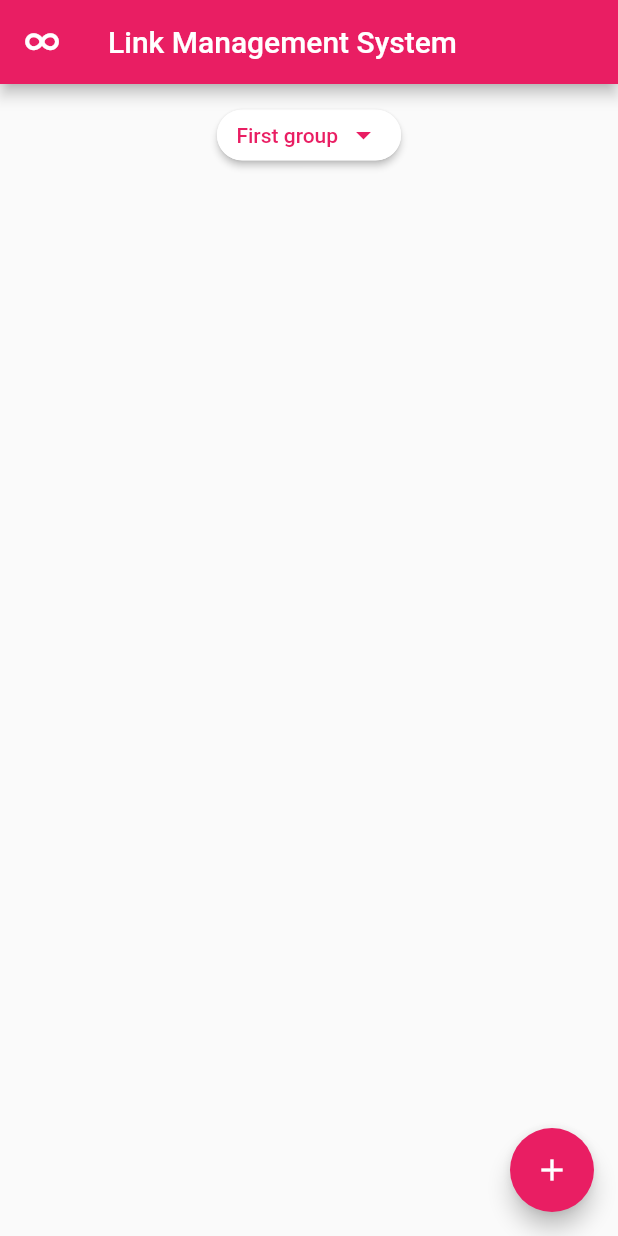
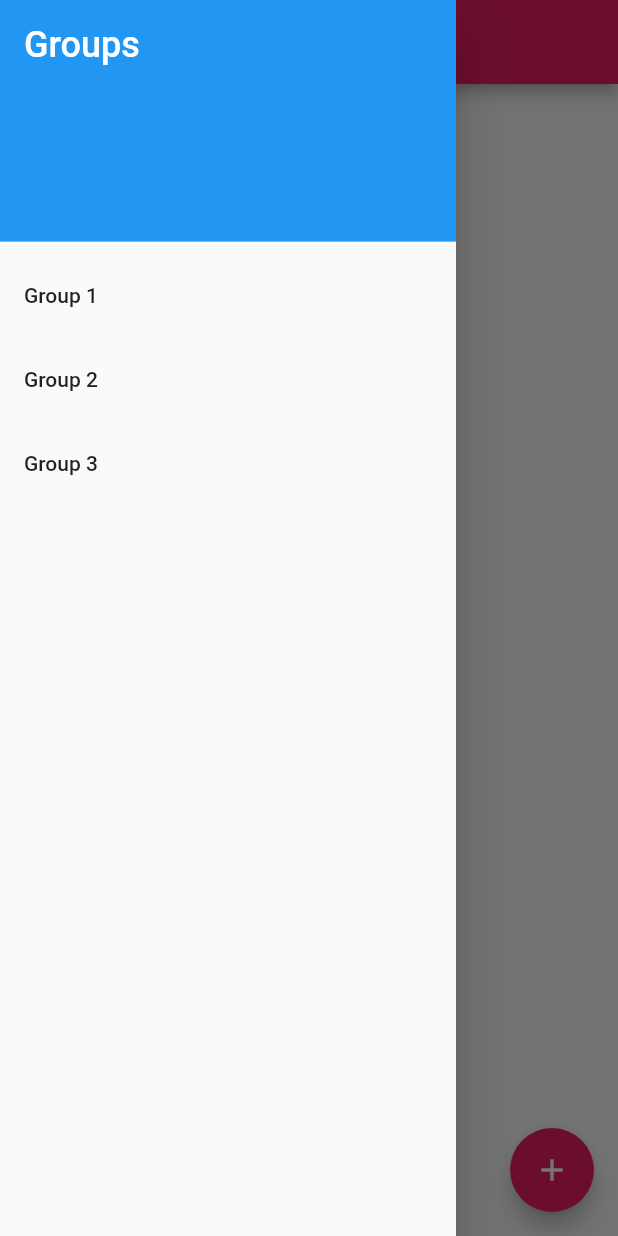
Before and after one commit to kekko7072/lms, a Flutter app: the screen it shows after launch, with the side drawer open (before the commit the screen has no drawer), on a phone screen of 412 x 824 dp. Run offline on Flutter 3.47's test engine with Material 2 defaults, Android fonts, the phone set to English and light mode, and no system bars; our stand-ins replace flutter_easyloading, package_info_plus, shared_preferences, sqflite_common, sqflite_common_ffi; missing offline and left inert: about, auto_updater; accounts and stored records are empty.

Commit message:
Implemented better UI for organization of GROUP.

```diff
--- a/lib/interfaces/add_widget.dart
+++ b/lib/interfaces/add_widget.dart
@@ -85,27 +85,6 @@ class _AddWidgetState extends State<AddWidget> {
             ),
             const SizedBox(height: 10),
           ] else ...[
-            Wrap(
-              alignment: WrapAlignment.spaceEvenly,
-              children: [
-                for (Group group in widget.appData.groups) ...[
-                  ActionChip(
-                    elevation: 2.0,
-                    padding: const EdgeInsets.all(5.0),
-                    label: Text(
-                      group.title,
-                      style: TextStyle(
-                          color:
-                              groupId == group.id ? Colors.white : Colors.pink),
-                    ),
-                    onPressed: () => setState(() => groupId = group.id),
-                    backgroundColor:
-                        groupId == group.id ? Colors.pink : Colors.white,
-                  ),
-                ]
-              ],
-            ),
-            const SizedBox(height: 10),
             Row(
               mainAxisAlignment: MainAxisAlignment.spaceEvenly,
               children: [
@@ -178,6 +157,30 @@ class _AddWidgetState extends State<AddWidget> {
               maxLines: linkType == LinkType.code ? 5 : 2,
               onChanged: (value) => url = value,
             ),
+            const Padding(
+              padding: EdgeInsets.symmetric(vertical: 15.0),
+              child: Divider(),
+            ),
+            Wrap(
+              alignment: WrapAlignment.spaceEvenly,
+              children: [
+                for (Group group in widget.appData.groups) ...[
+                  ActionChip(
+                    elevation: 2.0,
+                    padding: const EdgeInsets.all(5.0),
+                    label: Text(
+                      group.title,
+                      style: TextStyle(
+                          color:
+                              groupId == group.id ? Colors.white : Colors.pink),
+                    ),
+                    onPressed: () => setState(() => groupId = group.id),
+                    backgroundColor:
+                        groupId == group.id ? Colors.pink : Colors.white,
+                  ),
+                ]
+              ],
+            ),
           ],
         ]),
       ),
--- a/lib/interfaces/group_widget.dart
+++ b/lib/interfaces/group_widget.dart
@@ -1,72 +1,56 @@
 import 'package:lms/services/imports.dart';
 
-class GroupWidget extends StatefulWidget {
-  const GroupWidget(
-      {Key? key,
+class GroupWidget extends StatelessWidget {
+  const GroupWidget({
+    Key? key,
     required this.db,
     required this.group,
+    required this.selected,
+    required this.onSelected,
     required this.onDeleted,
-      required this.contents})
-      : super(key: key);
+  }) : super(key: key);
 
   final Database db;
   final Group group;
+  final bool selected;
+  final Function(int id) onSelected;
   final Function() onDeleted;
-  final List<Widget> contents;
-  @override
-  State<GroupWidget> createState() => _GroupWidgetState();
-}
-
-class _GroupWidgetState extends State<GroupWidget> {
-  bool expand = false;
 
   @override
   Widget build(BuildContext context) {
-    return GestureDetector(
-      child: Padding(
-        padding: const EdgeInsets.symmetric(horizontal: 15.0, vertical: 10),
-        child: Column(
-          children: [
-            ActionChip(
+    return Padding(
+      padding: const EdgeInsets.symmetric(horizontal: 10.0, vertical: 20),
+      child: ActionChip(
         elevation: 2.0,
         padding: const EdgeInsets.all(5.0),
         label: Row(
           mainAxisSize: MainAxisSize.min,
           children: [
             Text(
-                    widget.group.title,
-                    style:
-                        TextStyle(color: expand ? Colors.white : Colors.pink),
+              group.title,
+              style: TextStyle(color: selected ? Colors.white : Colors.pink),
             ),
             const SizedBox(width: 5),
-                  Icon(
-                    expand ? Icons.arrow_drop_up : Icons.arrow_drop_down,
-                    color: expand ? Colors.white : Colors.pink,
-                  )
+            /*IconButton(
+              icon: Icon(
+                Icons.close,
+                color: selected ? Colors.white : Colors.pink,
+              ),
+              onPressed: () => showDialog(
+                  context: context,
+                  builder: (builder) => DeleteWidget(
+                      title: "Delete group ${group.title}",
+                      onDeleted: () async => await DatabaseLocal(db)
+                          .dbGroupDELETE(id: group.id.toString())
+                          .then(
+                            (value) => onDeleted(),
+                          ))),
+            )*/
           ],
         ),
-              onPressed: () => setState(() => expand = !expand),
-              backgroundColor: expand ? Colors.pink : Colors.white,
+        onPressed: () => onSelected(group.id),
+        backgroundColor: selected ? Colors.pink : Colors.white,
       ),
-            const SizedBox(height: 10),
-            Visibility(
-                visible: expand,
-                child: Column(
-                  mainAxisSize: MainAxisSize.min,
-                  children: widget.contents,
-                ))
-          ],
-        ),
-      ),
-      onLongPress: () => showDialog(
-          context: context,
-          builder: (builder) => DeleteWidget(
-              title: "Delete group ${widget.group.title}",
-              onDeleted: () async => await DatabaseLocal(widget.db)
-                  .dbGroupDELETE(id: widget.group.id.toString())
-                  .then(
-                    (value) => widget.onDeleted(),
-                  ))),
     );
   }
 }
--- /dev/null
+++ b/lib/interfaces/left_menu.dart
@@ -0,0 +1,45 @@
+import 'package:flutter/material.dart';
+
+class LeftMenu extends StatelessWidget {
+  const LeftMenu({Key? key}) : super(key: key);
+
+  @override
+  Widget build(BuildContext context) {
+    return Drawer(
+      child: ListView(
+        children: <Widget>[
+          const DrawerHeader(
+            decoration: BoxDecoration(
+              color: Colors.blue,
+            ),
+            child: Text(
+              'Groups',
+              style: TextStyle(
+                color: Colors.white,
+                fontSize: 24,
+              ),
+            ),
+          ),
+          ListTile(
+            title: const Text('Group 1'),
+            onTap: () {
+              // Do something when the user taps on this menu item
+            },
+          ),
+          ListTile(
+            title: const Text('Group 2'),
+            onTap: () {
+              // Do something when the user taps on this menu item
+            },
+          ),
+          ListTile(
+            title: const Text('Group 3'),
+            onTap: () {
+              // Do something when the user taps on this menu item
+            },
+          ),
+        ],
+      ),
+    );
+  }
+}
--- a/lib/main.dart
+++ b/lib/main.dart
@@ -1,5 +1,7 @@
 import 'package:lms/services/imports.dart';
 import 'package:flutter/cupertino.dart';
+
+import 'interfaces/left_menu.dart';
 
 void main() async {
   WidgetsFlutterBinding.ensureInitialized();
@@ -40,6 +42,7 @@ class _MyHomePageState extends State<MyHomePage> {
   Database? db;
 
   AppData? appData;
+  int groupIdSelected = 0;
 
   @override
   void initState() {
@@ -70,6 +73,7 @@ class _MyHomePageState extends State<MyHomePage> {
             onTap: () => showAboutApp(context),
           ),
         ),
+        drawer: const LeftMenu(),
         body: SingleChildScrollView(
           child: Center(
             child: Column(
@@ -79,32 +83,37 @@ class _MyHomePageState extends State<MyHomePage> {
                   if (appData?.groups != null &&
                       appData!.groups.isNotEmpty) ...[
                     Wrap(
-                      direction: Axis.vertical,
                       alignment: WrapAlignment.center,
                       children: [
                         for (Group group in appData!.groups) ...[
                           GroupWidget(
                             db: db!,
                             group: group,
+                            selected: groupIdSelected == group.id,
+                            onSelected: (id) =>
+                                setState(() => groupIdSelected = id),
                             onDeleted: () async => await DatabaseLocal(db)
                                 .readDB()
                                 .then(
                                     (value) => setState(() => appData = value)),
-                            contents: [
-                              for (LMSContent content in appData!.contents
-                                  .where((element) =>
-                                      element.groupId == group.id)) ...[
-                                LMSContentWidget(
-                                    db: db!,
-                                    lmsContent: content,
-                                    onDeleted: () async => await DatabaseLocal(
-                                            db)
-                                        .readDB()
-                                        .then((value) =>
-                                            setState(() => appData = value)))
-                              ]
-                            ],
                           )
+                        ]
+                      ],
+                    ),
+                    Wrap(
+                      direction: Axis.vertical,
+                      alignment: WrapAlignment.center,
+                      children: [
+                        for (LMSContent content in appData!.contents.where(
+                            (element) =>
+                                element.groupId == groupIdSelected)) ...[
+                          LMSContentWidget(
+                              db: db!,
+                              lmsContent: content,
+                              onDeleted: () async => await DatabaseLocal(db)
+                                  .readDB()
+                                  .then((value) =>
+                                      setState(() => appData = value)))
                         ]
                       ],
                     )
```
Lines whose indentation alone changed are shown as unchanged.
